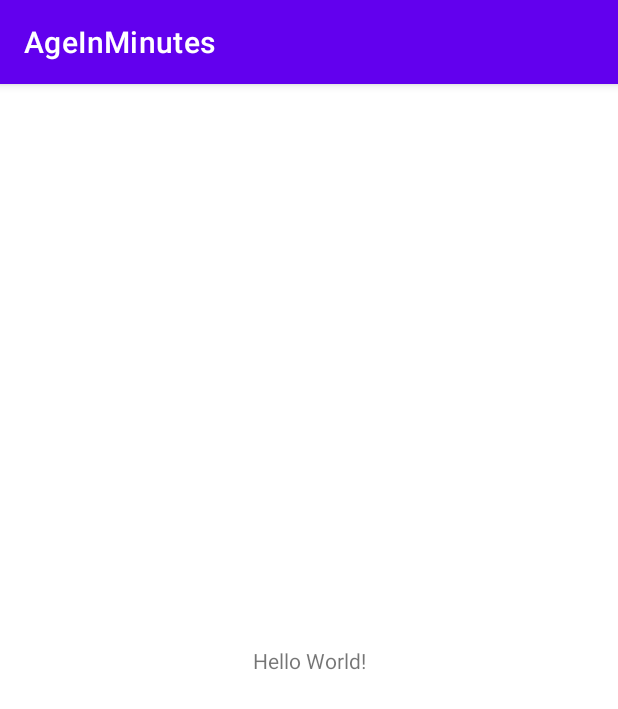
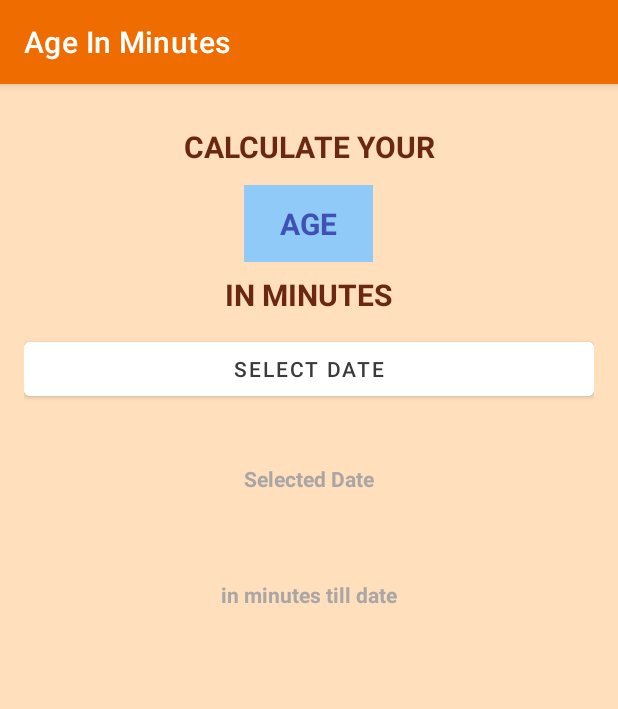
Before and after one commit to widigdacahya/uc-b-akdmc, an Android app: the screen it shows after launch (MainActivity), on a phone screen of 412 x 824 dp. Shown: the top 709 px of the screen. Run offline under Robolectric (Android 15) with nearby library versions, the phone set to English and light mode, and no system bars.

Commit message:
Age In Minute Layout DONE

```diff
--- a/AgeInMinutes/app/src/main/res/layout/activity_main.xml
+++ b/AgeInMinutes/app/src/main/res/layout/activity_main.xml
@@ -1,18 +1,94 @@
 <?xml version="1.0" encoding="utf-8"?>
-<androidx.constraintlayout.widget.ConstraintLayout xmlns:android="http://schemas.android.com/apk/res/android"
+<LinearLayout xmlns:android="http://schemas.android.com/apk/res/android"
     xmlns:app="http://schemas.android.com/apk/res-auto"
     xmlns:tools="http://schemas.android.com/tools"
     android:layout_width="match_parent"
     android:layout_height="match_parent"
+    android:orientation="vertical"
+    android:padding="16dp"
+    android:background="@color/bg_color"
+    android:gravity="center_horizontal"
     tools:context=".MainActivity">
 
     <TextView
         android:layout_width="wrap_content"
         android:layout_height="wrap_content"
-        android:text="Hello World!"
-        app:layout_constraintBottom_toBottomOf="parent"
-        app:layout_constraintLeft_toLeftOf="parent"
-        app:layout_constraintRight_toRightOf="parent"
-        app:layout_constraintTop_toTopOf="parent" />
+        android:text="Calculate Your"
+        android:textAlignment="center"
+        android:layout_marginTop="12dp"
+        android:textAllCaps="true"
+        android:textSize="20sp"
+        android:textColor="@color/dark_orange_text"
+        android:textStyle="bold" />
 
-</androidx.constraintlayout.widget.ConstraintLayout>
+    <TextView
+        android:layout_width="wrap_content"
+        android:layout_height="wrap_content"
+        android:layout_marginTop="12dp"
+        android:text="AGE"
+        android:textAlignment="center"
+        android:paddingHorizontal="24dp"
+        android:paddingVertical="12dp"
+        android:background="@color/blue_text_bg"
+        android:textAllCaps="true"
+        android:textSize="20sp"
+        android:textColor="@color/blue_text_500"
+        android:textStyle="bold" />
+
+    <TextView
+        android:layout_width="wrap_content"
+        android:layout_height="wrap_content"
+        android:text="In Minutes"
+        android:textAlignment="center"
+        android:layout_marginTop="8dp"
+        android:textAllCaps="true"
+        android:textSize="20sp"
+        android:textColor="@color/dark_orange_text"
+        android:textStyle="bold" />
+
+    <Button
+        android:id="@+id/btn_selecdate_mainUI"
+        android:textColor="@color/dark_grey"
+        android:text="Select Date"
+        android:layout_marginTop="12dp"
+        android:backgroundTint="@color/white"
+        android:layout_width="match_parent"
+        android:layout_height="wrap_content"/>
+
+    <TextView
+        android:id="@+id/tv_selected_date_data_mainUI"
+        tools:text="19/9/2021"
+        android:textColor="@color/dark_orange_text"
+        android:layout_marginTop="12dp"
+        android:textSize="20sp"
+        android:textStyle="bold"
+        android:layout_width="wrap_content"
+        android:layout_height="wrap_content"/>
+
+    <TextView
+        android:id="@+id/tv_selecteddate_mainUI"
+        android:text="Selected Date"
+        android:textColor="@color/light_grey"
+        android:textStyle="bold"
+        android:layout_width="wrap_content"
+        android:layout_height="wrap_content"/>
+
+    <TextView
+        android:id="@+id/tv_result_mainUI"
+        tools:text="1440"
+        android:textColor="@color/dark_orange_text"
+        android:layout_marginTop="20dp"
+        android:textSize="28sp"
+        android:textStyle="bold"
+        android:layout_width="wrap_content"
+        android:layout_height="wrap_content"/>
+
+    <TextView
+        android:id="@+id/tv_inminute_mainUI"
+        android:text="in minutes till date"
+        android:textColor="@color/light_grey"
+        android:textStyle="bold"
+        android:layout_width="wrap_content"
+        android:layout_height="wrap_content"/>
+
+</LinearLayout>
--- a/AgeInMinutes/app/src/main/res/values/colors.xml
+++ b/AgeInMinutes/app/src/main/res/values/colors.xml
@@ -7,4 +7,19 @@
     <color name="teal_700">#FF018786</color>
     <color name="black">#FF000000</color>
     <color name="white">#FFFFFFFF</color>
+
+    <color name="dark_orange_text">#6A2711</color>
+    <color name="orange_text">#FF9800</color>
+    <color name="bg_color">#FFDFBC</color>
+
+    <color name="blue_text_bg">#90CAF9</color>
+    <color name="blue_text_500">#3F51B5</color>
+
+    <color name="dark_grey">#3A3A3A</color>
+    <color name="light_grey">#AAA6A6</color>
+
+    <!-- For new theme :)    -->
+    <color name="orange_primary">#EF6C00</color>
+    <color name="orange_primary_darker">#D84315</color>
+
 </resources>
--- a/AgeInMinutes/app/src/main/res/values/strings.xml
+++ b/AgeInMinutes/app/src/main/res/values/strings.xml
@@ -1,3 +1,3 @@
 <resources>
-    <string name="app_name">AgeInMinutes</string>
+    <string name="app_name">Age In Minutes</string>
 </resources>
--- a/AgeInMinutes/app/src/main/res/values/themes.xml
+++ b/AgeInMinutes/app/src/main/res/values/themes.xml
@@ -2,8 +2,8 @@
     <!-- Base application theme. -->
     <style name="Theme.AgeInMinutes" parent="Theme.MaterialComponents.DayNight.DarkActionBar">
         <!-- Primary brand color. -->
-        <item name="colorPrimary">@color/purple_500</item>
-        <item name="colorPrimaryVariant">@color/purple_700</item>
+        <item name="colorPrimary">@color/orange_primary</item>
+        <item name="colorPrimaryVariant">@color/orange_primary_darker</item>
         <item name="colorOnPrimary">@color/white</item>
         <!-- Secondary brand color. -->
         <item name="colorSecondary">@color/teal_200</item>
```
